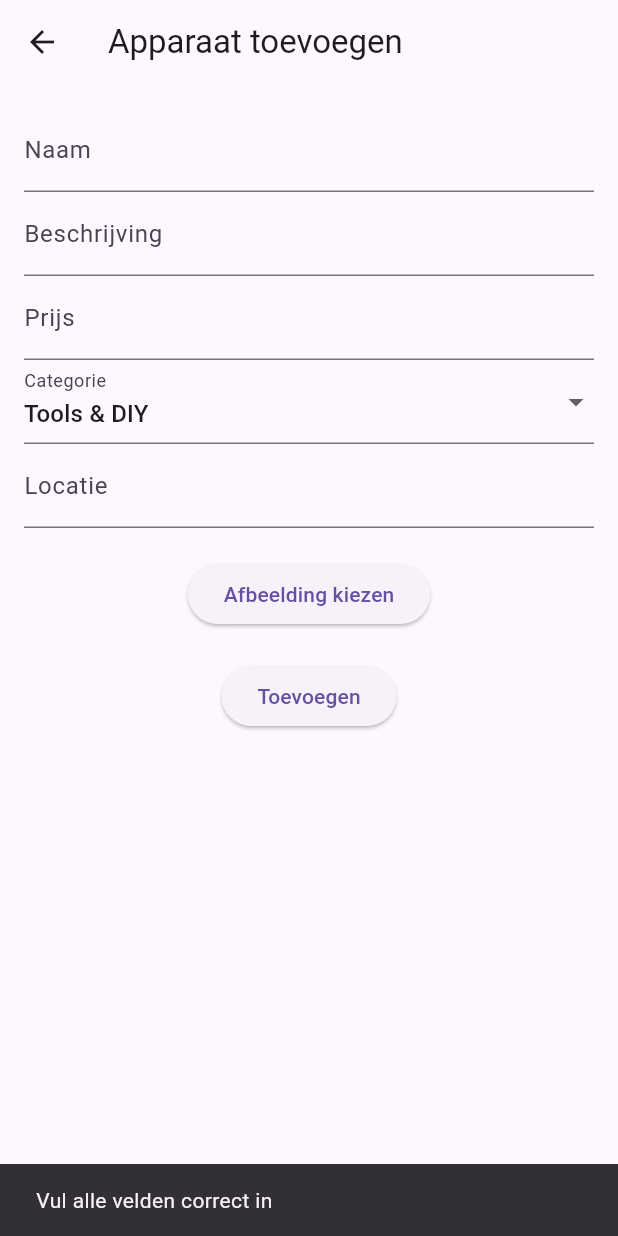
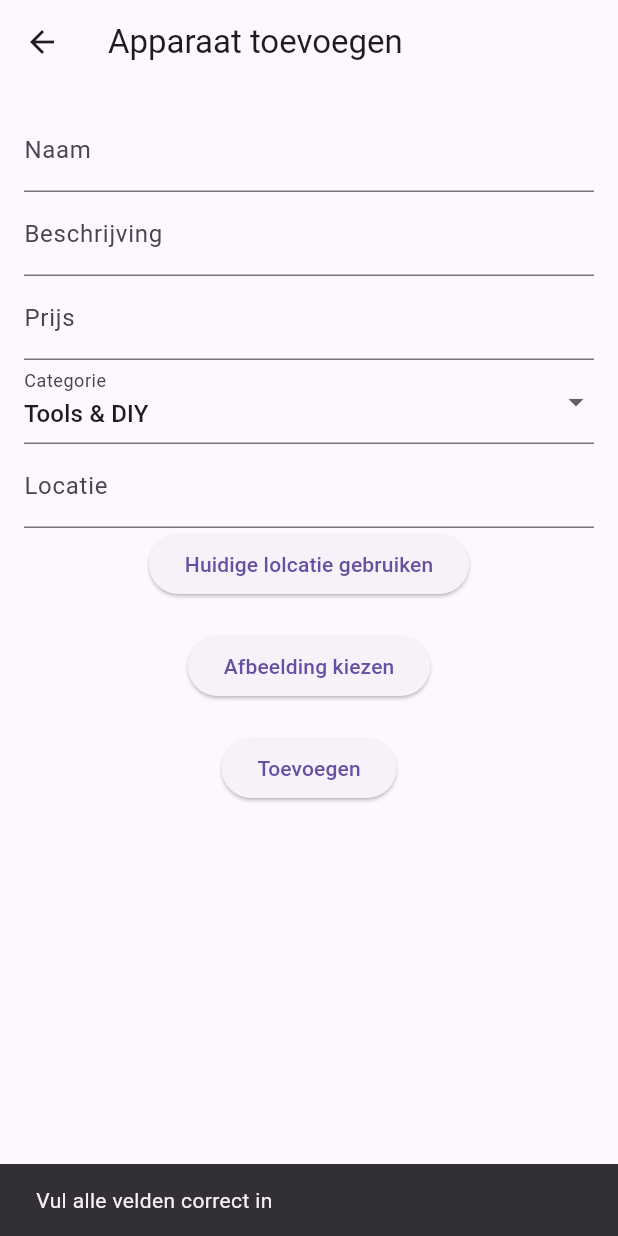
Before and after one commit to MansurSu/Neighborhood, a Flutter app: the AddDeviceScreen screen opened directly, after a tap on "Toevoegen", on a phone screen of 412 x 824 dp. Run offline on Flutter 3.47's test engine with Material 3 defaults, Android fonts, the phone set to English and light mode, and no system bars; our stand-ins replace cloud_firestore, firebase_auth, firebase_core, flutter_map, geolocator, image_picker and 1 more; accounts and stored records are empty.

Commit message:
Add geolocation feature to AddDeviceScreen and update device addition logic

```diff
--- a/lib/screens/add_device_screen.dart
+++ b/lib/screens/add_device_screen.dart
@@ -2,9 +2,11 @@ import 'dart:convert';
 import 'dart:io';
 import 'package:flutter/material.dart';
 import 'package:cloud_firestore/cloud_firestore.dart';
+import 'package:geolocator/geolocator.dart';
 import 'package:http/http.dart' as http;
 import 'package:image_picker/image_picker.dart';
 import '../classes/device_model.dart';
+import 'package:latlong2/latlong.dart';
 
 class AddDeviceScreen extends StatefulWidget {
   const AddDeviceScreen({super.key});
@@ -18,6 +20,9 @@ class _AddDeviceScreenState extends State<AddDeviceScreen> {
   final TextEditingController descriptionController = TextEditingController();
   final TextEditingController priceController = TextEditingController();
   final TextEditingController locationController = TextEditingController();
+  late LatLng _center;
+  late Position currentLocation;
+  bool locationIsSet = false;
   String imageBase64 = '';
 
   final FirebaseFirestore _firestore = FirebaseFirestore.instance;
@@ -31,6 +36,20 @@ class _AddDeviceScreenState extends State<AddDeviceScreen> {
     'Electronics',
     'Home Appliances',
   ];
+
+  Future<Position> locateUser() async {
+    return Geolocator.getCurrentPosition(
+      desiredAccuracy: LocationAccuracy.high,
+    );
+  }
+
+  getUserLocation() async {
+    currentLocation = await locateUser();
+    setState(() {
+      _center = LatLng(currentLocation.latitude, currentLocation.longitude);
+    });
+    locationIsSet = true;
+  }
 
   void addImage() {
     final ImagePicker picker = ImagePicker();
@@ -48,7 +67,7 @@ class _AddDeviceScreenState extends State<AddDeviceScreen> {
     if (nameController.text.isEmpty ||
         descriptionController.text.isEmpty ||
         priceController.text.isEmpty ||
-        locationController.text.isEmpty) {
+        (locationController.text.isEmpty && !locationIsSet)) {
       ScaffoldMessenger.of(context).showSnackBar(
         const SnackBar(content: Text('Vul alle velden correct in')),
       );
@@ -69,7 +88,7 @@ class _AddDeviceScreenState extends State<AddDeviceScreen> {
       ).showSnackBar(const SnackBar(content: Text('Voeg een afbeelding toe')));
       return;
     }
-
+    if (!locationIsSet) {
       try {
         final location = locationController.text.trim();
         final request = await http.get(
@@ -90,7 +109,10 @@ class _AddDeviceScreenState extends State<AddDeviceScreen> {
           longitude: double.parse(jsonDecode(request.body)[0]['lon']),
         );
         await _firestore.collection('devices').add(device.toMap());
-      await FirebaseFirestore.instance.collection('devices').doc(device.id).set({
+        await FirebaseFirestore.instance
+            .collection('devices')
+            .doc(device.id)
+            .set({
               'name': 'Stofzuiger',
               'description': 'Een krachtige stofzuiger',
               'price': 10.0,
@@ -105,6 +127,47 @@ class _AddDeviceScreenState extends State<AddDeviceScreen> {
         ScaffoldMessenger.of(context).showSnackBar(
           const SnackBar(content: Text('Er ging iets mis bij het toevoegen')),
         );
+      }
+    } else {
+      try {
+        final request = await http.get(
+          Uri.parse(
+            "https://nominatim.openstreetmap.org/reverse?lat=${_center.latitude}&lon=${_center.longitude}&format=jsonv2",
+          ),
+        );
+        final location = jsonDecode(request.body)['display_name'];
+        final device = Device(
+          id: _firestore.collection('devices').doc().id,
+          name: nameController.text.trim(),
+          description: descriptionController.text.trim(),
+          imageUrl: imageBase64,
+          price: parsedPrice,
+          available: true,
+          category: selectedCategory,
+          location: location,
+          latitude: _center.latitude,
+          longitude: _center.longitude,
+        );
+        await _firestore.collection('devices').add(device.toMap());
+        await FirebaseFirestore.instance
+            .collection('devices')
+            .doc(device.id)
+            .set({
+              'name': 'Stofzuiger',
+              'description': 'Een krachtige stofzuiger',
+              'price': 10.0,
+              'available': true,
+            });
+        ScaffoldMessenger.of(
+          context,
+        ).showSnackBar(const SnackBar(content: Text('Device toegevoegd!')));
+        Navigator.pop(context);
+      } catch (e) {
+        print(e);
+        ScaffoldMessenger.of(context).showSnackBar(
+          const SnackBar(content: Text('Er ging iets mis bij het toevoegen')),
+        );
+      }
     }
   }
 
@@ -150,6 +213,14 @@ class _AddDeviceScreenState extends State<AddDeviceScreen> {
                 controller: locationController,
                 decoration: const InputDecoration(labelText: 'Locatie'),
               ),
+              ElevatedButton(
+                onPressed: () {
+                  if (!locationIsSet) {
+                    getUserLocation();
+                  }
+                },
+                child: const Text('Huidige lolcatie gebruiken'),
+              ),
               const SizedBox(height: 20),
               ElevatedButton(
                 onPressed: addImage,
```
Lines whose indentation alone changed are shown as unchanged.
